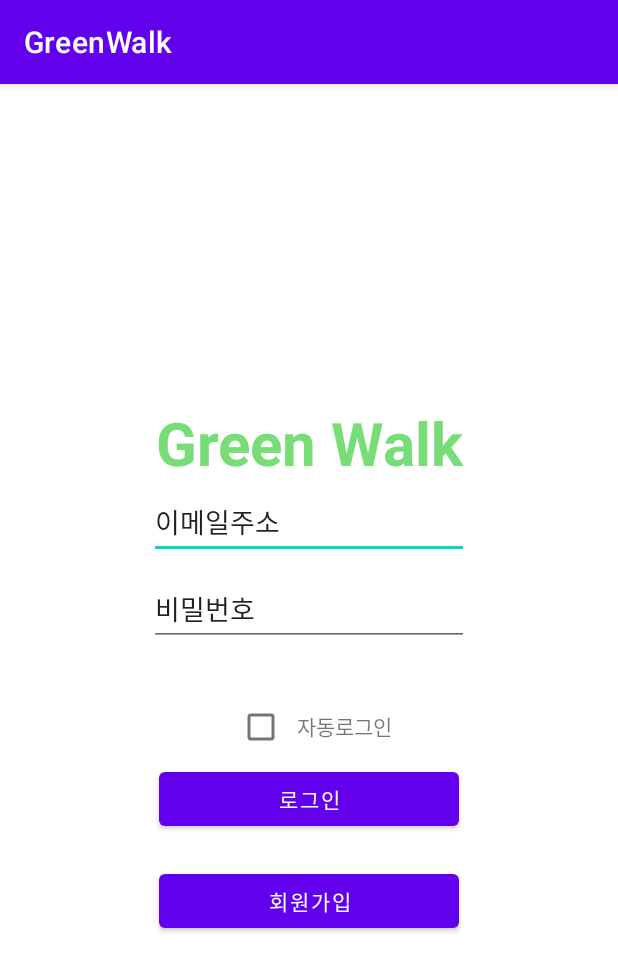
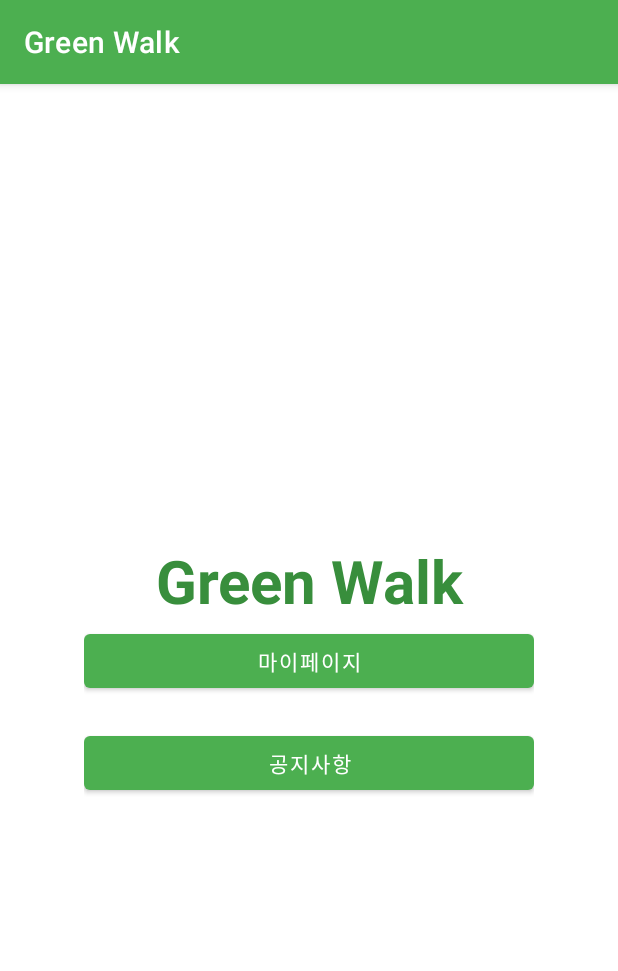
Before and after one commit to CodeHanZoom/greenwalk_android-deprecated-, an Android app: the screen it shows after launch (MainActivity before the commit, HomeActivity after it), on a phone screen of 412 x 824 dp. Shown: the top 971 px of the screen. Run offline under Robolectric (Android 15) with nearby library versions, the phone set to English and light mode, and no system bars.

Commit message:
feat: login / singup activity - signUp Info - UI details

```diff
--- a/app/build.gradle
+++ b/app/build.gradle
@@ -43,4 +43,8 @@ dependencies {
     testImplementation 'junit:junit:4.13.2'
     androidTestImplementation 'androidx.test.ext:junit:1.1.5'
     androidTestImplementation 'androidx.test.espresso:espresso-core:3.5.1'
+
+//    retrofit
+    implementation 'com.squareup.retrofit2:retrofit:2.9.0'
+    implementation 'com.squareup.retrofit2:converter-gson:2.9.0'
 }
--- /dev/null
+++ b/app/src/main/java/com/codehanzoom/greenwalk/HomeActivity.kt
@@ -0,0 +1,32 @@
+package com.codehanzoom.greenwalk
+
+import android.content.Context
+import android.hardware.Sensor
+import android.hardware.SensorEvent
+import android.hardware.SensorEventListener
+import android.hardware.SensorManager
+import android.os.Bundle
+import android.util.Log
+import androidx.appcompat.app.AppCompatActivity
+
+
+class HomeActivity : AppCompatActivity(), SensorEventListener {
+    override fun onCreate(savedInstanceState: Bundle?) {
+        super.onCreate(savedInstanceState)
+        setContentView(R.layout.activity_home)
+
+        val sensorManager = getSystemService(Context.SENSOR_SERVICE) as SensorManager
+        val sensor: Sensor? = sensorManager.getDefaultSensor(Sensor.TYPE_STEP_COUNTER)
+//        Log.d("steps", sensor.toString())
+
+    }
+
+    override fun onSensorChanged(event: SensorEvent?) {
+        var totalSteps = event!!.values[0]
+        Log.d("steps", totalSteps.toString())
+    }
+
+    override fun onAccuracyChanged(p0: Sensor?, p1: Int) {
+//        TODO("Not yet implemented")
+    }
+}
--- /dev/null
+++ b/app/src/main/res/layout/activity_home.xml
@@ -0,0 +1,38 @@
+<?xml version="1.0" encoding="utf-8"?>
+<LinearLayout xmlns:android="http://schemas.android.com/apk/res/android"
+    xmlns:app="http://schemas.android.com/apk/res-auto"
+    xmlns:tools="http://schemas.android.com/tools"
+    android:layout_width="300sp"
+    android:layout_height="match_parent"
+    android:orientation="vertical"
+    android:layout_gravity="center"
+    android:gravity="center"
+    tools:context=".HomeActivity">
+
+    <TextView
+        android:id="@+id/textView"
+        android:layout_width="300dp"
+        android:layout_height="59dp"
+        android:layout_marginTop="50dp"
+        android:gravity="center"
+        android:text="Green Walk"
+        android:textColor="@color/green_700"
+        android:textAppearance="@style/TextAppearance.AppCompat.Large"
+        android:textSize="40dp"
+        android:textStyle="bold" />
+
+    <Button
+        android:id="@+id/myPageBtn"
+        android:layout_width="match_parent"
+        android:layout_height="wrap_content"
+        android:layout_marginBottom="20dp"
+        android:text="마이페이지" />
+
+    <Button
+        android:id="@+id/signUpBtn"
+        android:layout_width="match_parent"
+        android:layout_height="wrap_content"
+        android:layout_marginBottom="40dp"
+        android:text="공지사항" />
+
+</LinearLayout>
--- a/app/src/main/res/layout/activity_main.xml
+++ /dev/null
@@ -1,73 +0,0 @@
-<?xml version="1.0" encoding="utf-8"?>
-<LinearLayout xmlns:android="http://schemas.android.com/apk/res/android"
-    xmlns:app="http://schemas.android.com/apk/res-auto"
-    xmlns:tools="http://schemas.android.com/tools"
-    android:layout_width="match_parent"
-    android:layout_height="match_parent"
-    android:orientation="vertical"
-    android:gravity="center"
-    tools:context=".MainActivity">
-
-    <TextView
-        android:id="@+id/textView"
-        android:layout_width="300dp"
-        android:layout_height="59dp"
-        android:layout_marginTop="50dp"
-        android:gravity="center"
-        android:text="Green Walk"
-        android:textColor="@color/green"
-        android:textAppearance="@style/TextAppearance.AppCompat.Large"
-        android:textSize="40dp"
-        android:textStyle="bold" />
-
-    <EditText
-        android:id="@+id/editTextTextPersonName"
-        android:layout_width="wrap_content"
-        android:layout_height="48dp"
-        android:layout_marginBottom="10dp"
-        android:ems="10"
-        android:inputType="textPersonName"
-        android:text="이메일주소" />
-
-    <EditText
-        android:id="@+id/editTextTextPersonName2"
-        android:layout_width="wrap_content"
-        android:layout_height="48dp"
-        android:layout_marginBottom="30dp"
-        android:ems="10"
-        android:inputType="textPersonName"
-        android:text="비밀번호" />
-
-    <LinearLayout
-        android:layout_width="wrap_content"
-        android:layout_height="wrap_content"
-        android:orientation="horizontal"
-        android:layout_gravity="center">
-
-        <CheckBox
-            android:id="@+id/checkBox"
-            android:layout_width="wrap_content"
-            android:layout_height="wrap_content" />
-
-        <TextView
-            android:id="@+id/textView4"
-            android:layout_width="wrap_content"
-            android:layout_height="wrap_content"
-            android:text="자동로그인" />
-    </LinearLayout>
-
-    <Button
-        android:id="@+id/loginBtn"
-        android:layout_width="200dp"
-        android:layout_height="wrap_content"
-        android:layout_marginBottom="20dp"
-        android:text="로그인" />
-
-    <Button
-        android:id="@+id/signUpBtn"
-        android:layout_width="200dp"
-        android:layout_height="wrap_content"
-        android:layout_marginBottom="40dp"
-        android:text="회원가입" />
-
-</LinearLayout>
--- a/app/src/main/res/values/colors.xml
+++ b/app/src/main/res/values/colors.xml
@@ -1,8 +1,8 @@
 <?xml version="1.0" encoding="utf-8"?>
 <resources>
-    <color name="purple_200">#FFBB86FC</color>
-    <color name="purple_500">#FF6200EE</color>
-    <color name="purple_700">#FF3700B3</color>
+    <color name="green_200">#C8E6C9</color>
+    <color name="green_500">#4CAF50</color>
+    <color name="green_700">#388E3C</color>
     <color name="teal_200">#FF03DAC5</color>
     <color name="teal_700">#FF018786</color>
     <color name="black">#FF000000</color>
--- a/app/src/main/res/values/strings.xml
+++ b/app/src/main/res/values/strings.xml
@@ -1,5 +1,5 @@
 <resources>
-    <string name="app_name">GreenWalk</string>
+    <string name="app_title">Green Walk</string>
     <!-- TODO: Remove or change this placeholder text -->
     <string name="hello_blank_fragment">Hello blank fragment</string>
 </resources>
--- a/app/src/main/res/values/themes.xml
+++ b/app/src/main/res/values/themes.xml
@@ -2,8 +2,8 @@
     <!-- Base application theme. -->
     <style name="Theme.GreenWalk" parent="Theme.MaterialComponents.DayNight.DarkActionBar">
         <!-- Primary brand color. -->
-        <item name="colorPrimary">@color/purple_500</item>
-        <item name="colorPrimaryVariant">@color/purple_700</item>
+        <item name="colorPrimary">@color/green_500</item>
+        <item name="colorPrimaryVariant">@color/green_700</item>
         <item name="colorOnPrimary">@color/white</item>
         <!-- Secondary brand color. -->
         <item name="colorSecondary">@color/teal_200</item>
```
Also changed, not shown: app/src/main/AndroidManifest.xml (+13 -3 lines), app/src/main/java/com/codehanzoom/greenwalk/LoginActivity.kt (renamed from app/src/main/java/com/codehanzoom/greenwalk/MainActivity.kt, +6 -8 lines), app/src/main/java/com/codehanzoom/greenwalk/MainPageActivity.kt (deleted, +0 -11 lines), app/src/main/java/com/codehanzoom/greenwalk/SignUpActivity.kt (added, +19 -0 lines), app/src/main/res/layout/activity_login.xml (added, +62 -0 lines), app/src/main/res/layout/activity_main_page.xml (deleted, +0 -14 lines), app/src/main/res/layout/activity_sign_up.xml (added, +131 -0 lines), app/src/main/res/layout/fragment_b.xml (added, +17 -0 lines), app/src/main/res/values/info.xml (added, +31 -0 lines).
